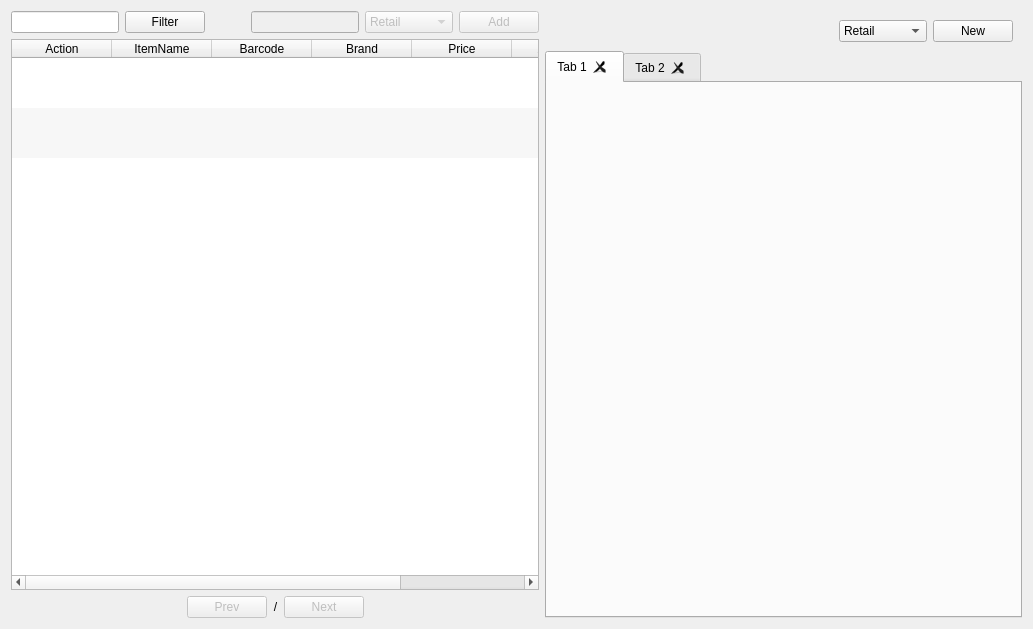
This is app/views/templates/ManageSales.ui in rondalefloyd/mts-pos as Qt 5 draws it before an edit. The edited form follows.
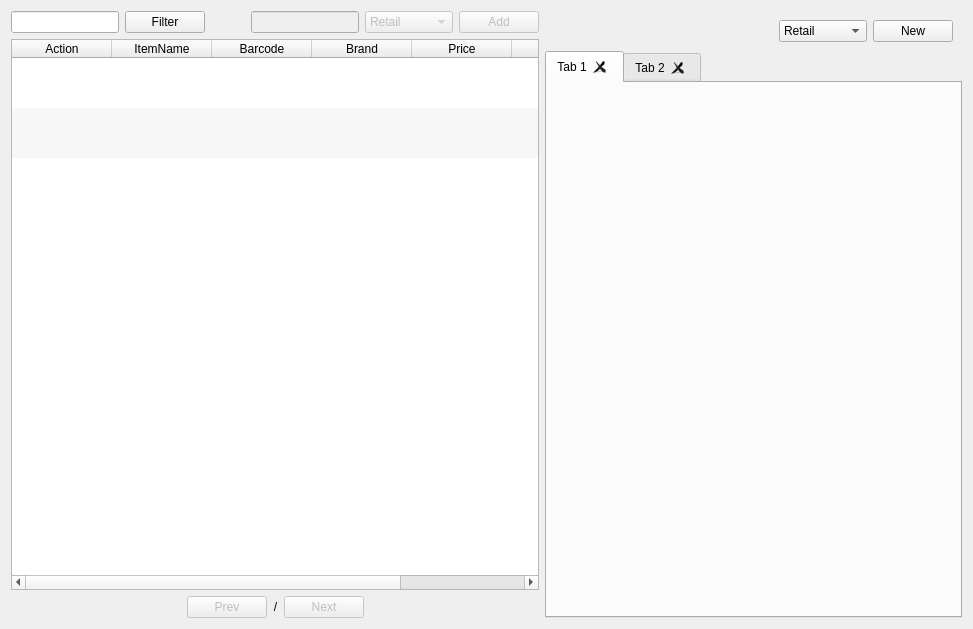
This is the edited form.

```diff
--- a/app/views/templates/ManageSales.ui
+++ b/app/views/templates/ManageSales.ui
@@ -6,7 +6,7 @@
    <rect>
     <x>0</x>
     <y>0</y>
-    <width>1033</width>
+    <width>973</width>
     <height>629</height>
    </rect>
   </property>
```
